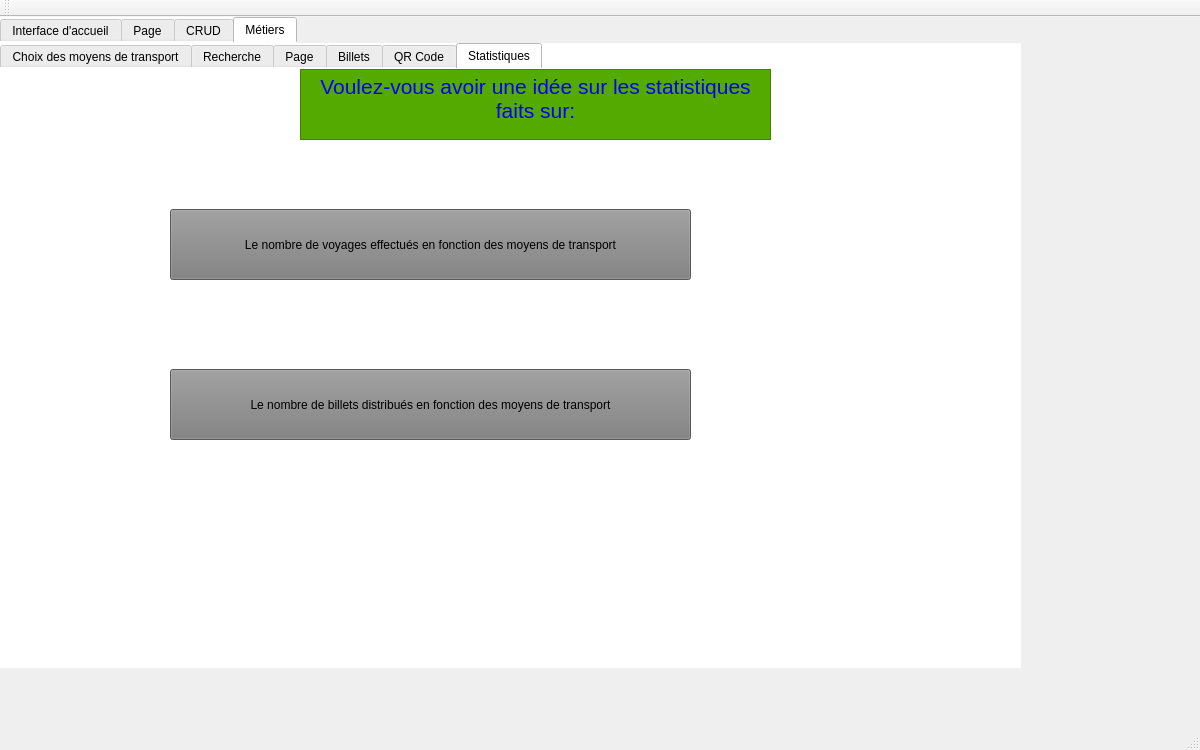
Before: the Qt Designer form Gestion_Des_Moyens_De_Transport/Gestion_des_moyens_de_transport/mainwindow.ui in TristanMendes/Smart-Olympic-Games, drawn with Qt 5.
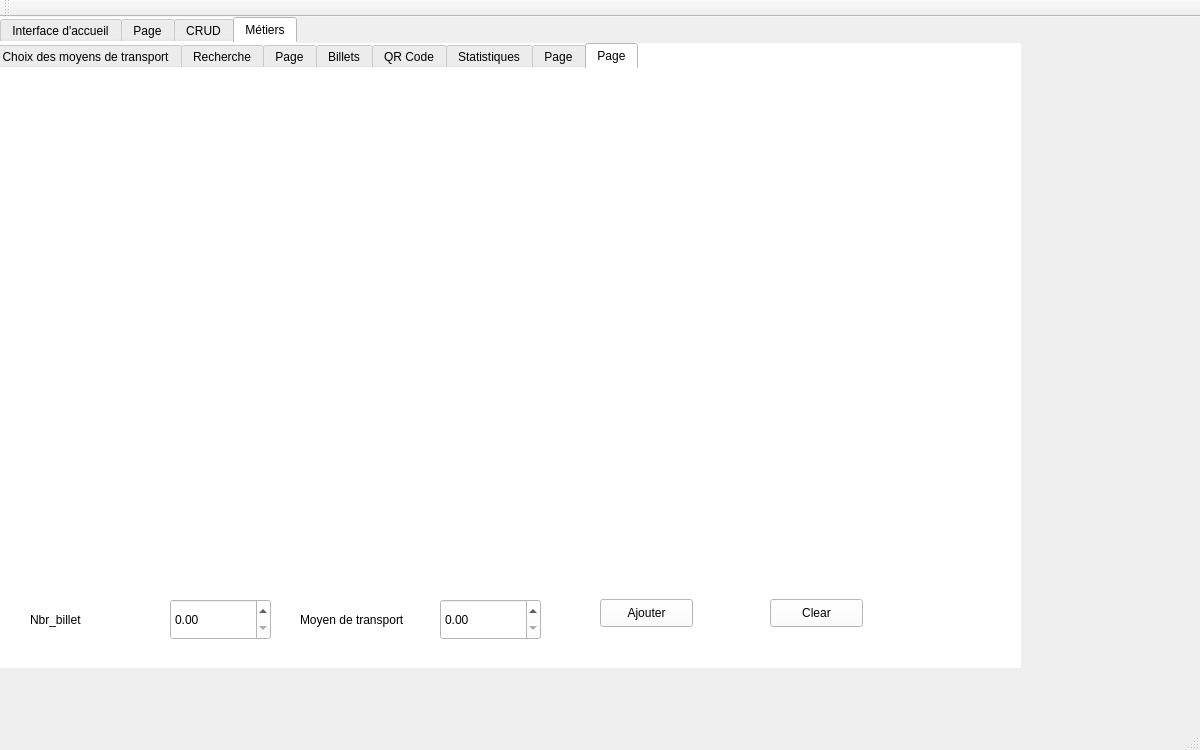
After: the same form once the commit is applied. The open tabs and pages were chosen to show the change. Icons and pictures are not drawn. Custom widgets are drawn as their Qt base class.

Patch:
```diff
--- a/Gestion_Des_Moyens_De_Transport/Gestion_des_moyens_de_transport/mainwindow.ui
+++ b/Gestion_Des_Moyens_De_Transport/Gestion_des_moyens_de_transport/mainwindow.ui
@@ -1121,7 +1121,7 @@
      <widget class="QTabWidget" name="tab_recherche_2">
       <property name="geometry">
        <rect>
-        <x>0</x>
+        <x>-10</x>
         <y>0</y>
         <width>1051</width>
         <height>621</height>
@@ -1921,7 +1921,7 @@
        <widget class="QPushButton" name="pushButton_34">
         <property name="geometry">
          <rect>
-          <x>170</x>
+          <x>240</x>
           <y>140</y>
           <width>521</width>
           <height>71</height>
@@ -1939,7 +1939,7 @@
        <widget class="QPushButton" name="B_stat_type">
         <property name="geometry">
          <rect>
-          <x>170</x>
+          <x>250</x>
           <y>300</y>
           <width>521</width>
           <height>71</height>
@@ -1958,6 +1958,108 @@
        <zorder>B_stat_type</zorder>
        <zorder>textBrowser_7</zorder>
       </widget>
+      <widget class="QWidget" name="tab_3">
+       <attribute name="title">
+        <string>Page</string>
+       </attribute>
+       <widget class="QCustomPlot" name="customPlot" native="true">
+        <property name="geometry">
+         <rect>
+          <x>30</x>
+          <y>20</y>
+          <width>961</width>
+          <height>561</height>
+         </rect>
+        </property>
+       </widget>
+      </widget>
+      <widget class="QWidget" name="tab_6">
+       <attribute name="title">
+        <string>Page</string>
+       </attribute>
+       <widget class="QCustomPlot" name="plot" native="true">
+        <property name="geometry">
+         <rect>
+          <x>40</x>
+          <y>20</y>
+          <width>801</width>
+          <height>471</height>
+         </rect>
+        </property>
+       </widget>
+       <widget class="QDoubleSpinBox" name="spin_x">
+        <property name="geometry">
+         <rect>
+          <x>180</x>
+          <y>530</y>
+          <width>101</width>
+          <height>41</height>
+         </rect>
+        </property>
+       </widget>
+       <widget class="QPushButton" name="B_ajouter">
+        <property name="geometry">
+         <rect>
+          <x>610</x>
+          <y>530</y>
+          <width>93</width>
+          <height>28</height>
+         </rect>
+        </property>
+        <property name="text">
+         <string>Ajouter</string>
+        </property>
+       </widget>
+       <widget class="QPushButton" name="B_clear">
+        <property name="geometry">
+         <rect>
+          <x>780</x>
+          <y>530</y>
+          <width>93</width>
+          <height>28</height>
+         </rect>
+        </property>
+        <property name="text">
+         <string>Clear</string>
+        </property>
+       </widget>
+       <widget class="QLabel" name="label_25">
+        <property name="geometry">
+         <rect>
+          <x>40</x>
+          <y>530</y>
+          <width>121</width>
+          <height>41</height>
+         </rect>
+        </property>
+        <property name="text">
+         <string>Nbr_billet</string>
+        </property>
+       </widget>
+       <widget class="QDoubleSpinBox" name="spin_y">
+        <property name="geometry">
+         <rect>
+          <x>450</x>
+          <y>530</y>
+          <width>101</width>
+          <height>41</height>
+         </rect>
+        </property>
+       </widget>
+       <widget class="QLabel" name="label_27">
+        <property name="geometry">
+         <rect>
+          <x>310</x>
+          <y>530</y>
+          <width>121</width>
+          <height>41</height>
+         </rect>
+        </property>
+        <property name="text">
+         <string>Moyen de transport</string>
+        </property>
+       </widget>
+      </widget>
      </widget>
     </widget>
    </widget>
@@ -1983,6 +2085,14 @@
   <widget class="QStatusBar" name="statusBar"/>
  </widget>
  <layoutdefault spacing="6" margin="11"/>
+ <customwidgets>
+  <customwidget>
+   <class>QCustomPlot</class>
+   <extends>QWidget</extends>
+   <header location="global">qcustomplot.h</header>
+   <container>1</container>
+  </customwidget>
+ </customwidgets>
  <resources/>
  <connections/>
 </ui>
```
Left out of the diff: 104 changed lines with no effect on the pictures.
